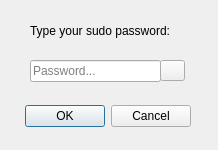
Qt form ui/guisudo.ui (gu-Moura/TuxBooter) before a commit.
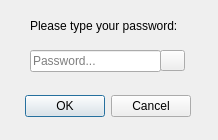
The same form after that commit.

Commit message: Add GetSudo dialog

What changed in the file:
```diff
--- a/ui/guisudo.ui
+++ b/ui/guisudo.ui
@@ -7,7 +7,7 @@
     <x>0</x>
     <y>0</y>
     <width>218</width>
-    <height>150</height>
+    <height>140</height>
    </rect>
   </property>
   <property name="windowTitle">
@@ -17,7 +17,7 @@
    <property name="geometry">
     <rect>
      <x>20</x>
-     <y>100</y>
+     <y>90</y>
      <width>171</width>
      <height>32</height>
     </rect>
@@ -33,7 +33,7 @@
    <property name="geometry">
     <rect>
      <x>30</x>
-     <y>60</y>
+     <y>50</y>
      <width>131</width>
      <height>22</height>
     </rect>
@@ -58,7 +58,7 @@
    <property name="geometry">
     <rect>
      <x>160</x>
-     <y>60</y>
+     <y>50</y>
      <width>25</width>
      <height>21</height>
     </rect>
@@ -71,13 +71,13 @@
    <property name="geometry">
     <rect>
      <x>30</x>
-     <y>20</y>
-     <width>151</width>
-     <height>21</height>
+     <y>10</y>
+     <width>171</width>
+     <height>31</height>
     </rect>
    </property>
    <property name="text">
-    <string>Type your sudo password:</string>
+    <string>Please type your password:</string>
    </property>
   </widget>
  </widget>
```
